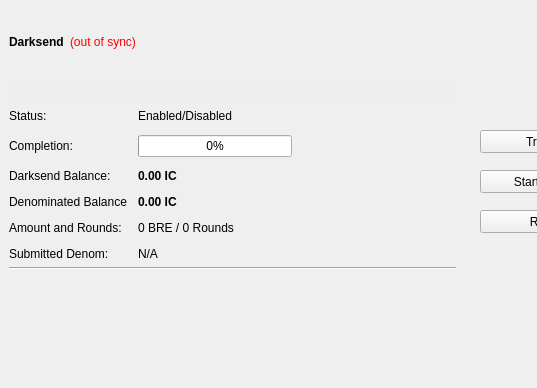
Old version of the form src/qt/forms/darksendpage.ui in the repository Nigho/ignitioncoin; both pictures show x 0 to 537 and y 0 to 388 of the 1189 by 566 pixel window.
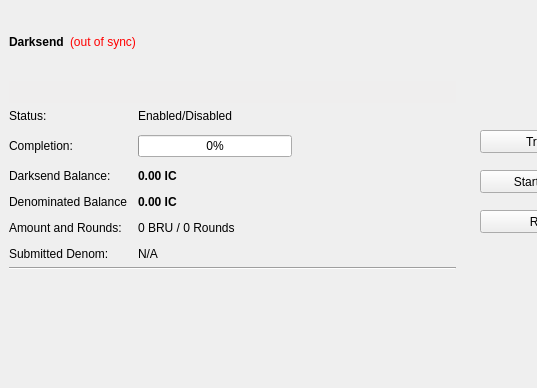
New version of the form.

Diff of the .ui file:
```diff
--- a/src/qt/forms/darksendpage.ui
+++ b/src/qt/forms/darksendpage.ui
@@ -596,7 +596,7 @@
       <item row="5" column="1">
        <widget class="QLabel" name="labelAmountRounds">
         <property name="text">
-         <string>0 BRE / 0 Rounds</string>
+         <string>0 BRU / 0 Rounds</string>
         </property>
        </widget>
       </item>
```
